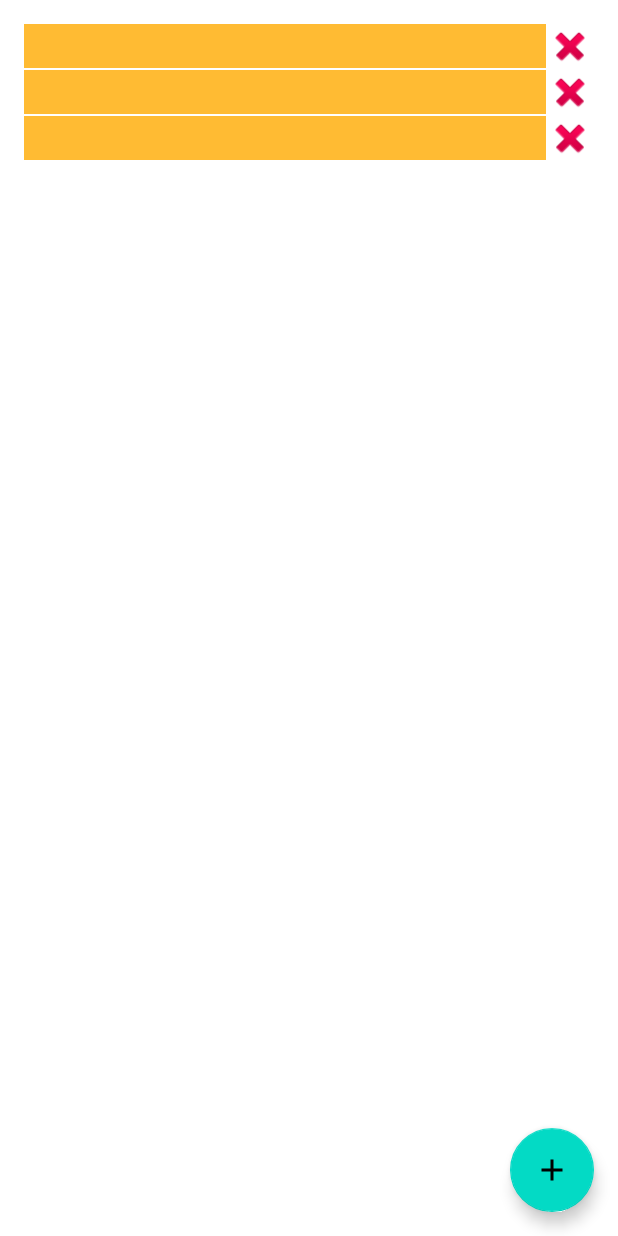
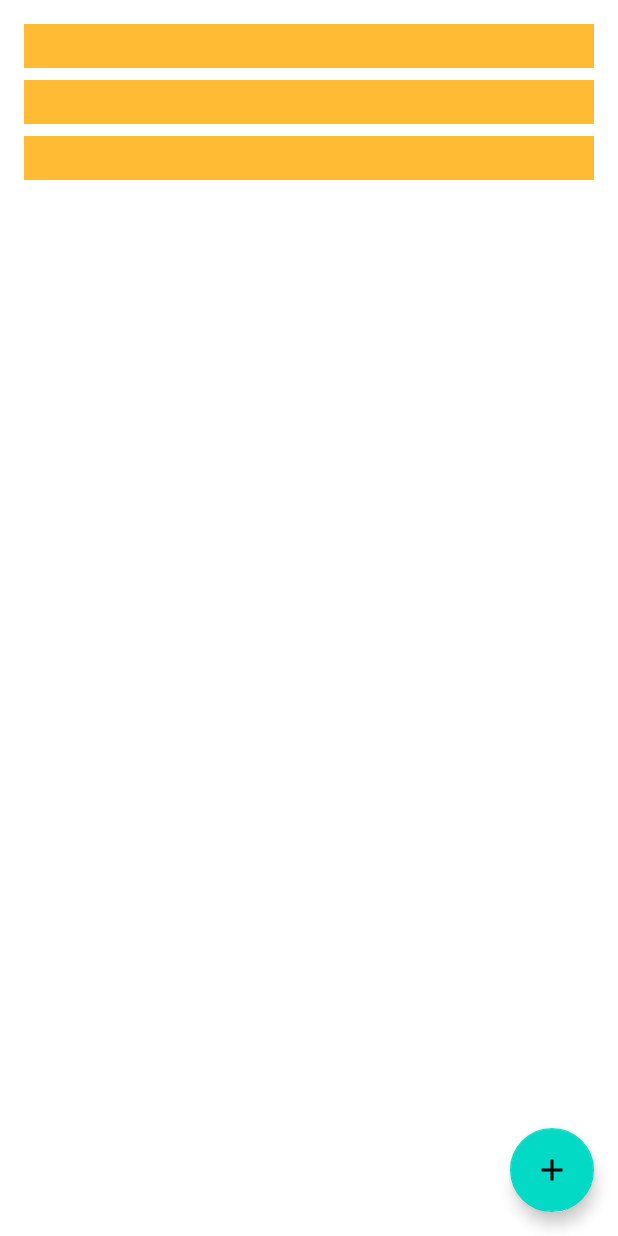
Before and after one commit to Staarvijay/FIFA-WAR, an Android app: the layout activity_main.xml on its own in the app's theme, with its tools: preview values and no code run, on a phone screen of 412 x 824 dp. Run offline under Robolectric (Android 15) with nearby library versions, the phone set to English and light mode, and no system bars.

Commit message:
Update changes to remove cross buttons on UI

```diff
--- a/src/main/res/layout/recyclerview_item.xml
+++ b/src/main/res/layout/recyclerview_item.xml
@@ -1,7 +1,5 @@
 <?xml version="1.0" encoding="utf-8"?>
-<androidx.constraintlayout.widget.ConstraintLayout xmlns:android="http://schemas.android.com/apk/res/android"
-    xmlns:app="http://schemas.android.com/apk/res-auto"
-    xmlns:tools="http://schemas.android.com/tools"
+<LinearLayout xmlns:android="http://schemas.android.com/apk/res/android"
     android:orientation="vertical"
     android:layout_width="match_parent"
     android:layout_height="wrap_content">
@@ -9,22 +7,7 @@
     <TextView
         android:id="@+id/textView"
         style="@style/word_title"
-        android:layout_width="0dp"
+        android:layout_width="match_parent"
         android:layout_height="wrap_content"
-        app:layout_constraintLeft_toLeftOf="parent"
-        app:layout_constraintRight_toLeftOf="@+id/imageView"
-        app:layout_constraintTop_toTopOf="parent"
         android:background="@android:color/holo_orange_light" />
-
-    <ImageView
-        android:id="@+id/imageView"
-        android:layout_width="wrap_content"
-        android:layout_height="wrap_content"
-        app:layout_constraintTop_toTopOf="@+id/textView"
-        app:layout_constraintBottom_toBottomOf="@+id/textView"
-        app:layout_constraintRight_toRightOf="parent"
-        app:srcCompat="@android:drawable/ic_delete"
-        tools:ignore="MissingConstraints" />
-
-
-</androidx.constraintlayout.widget.ConstraintLayout>
+</LinearLayout>
--- a/src/main/res/values/styles.xml
+++ b/src/main/res/values/styles.xml
@@ -12,7 +12,7 @@
     <!-- The default font for RecyclerView items is too small.
     The margin is a simple delimiter between the words. -->
     <style name="word_title">
-        <item name="android:layout_width">0dp</item>
+        <item name="android:layout_width">match_parent</item>
         <item name="android:layout_marginBottom">8dp</item>
         <item name="android:paddingLeft">8dp</item>
         <item name="android:background">@android:color/holo_orange_light</item>
```
